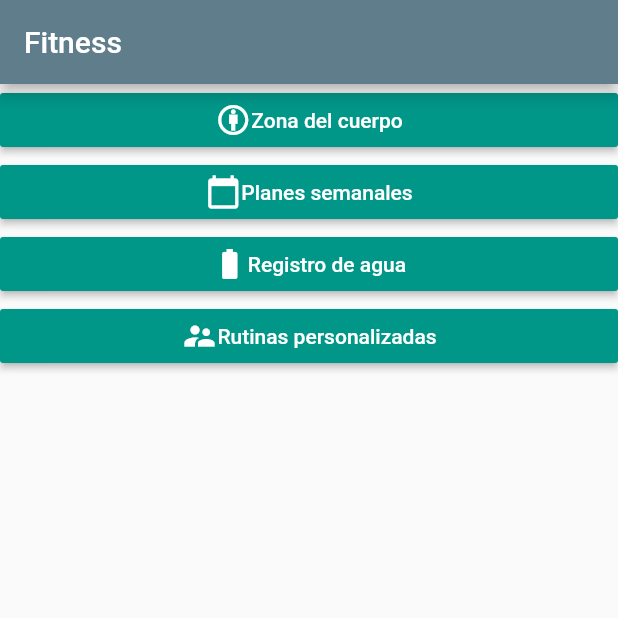
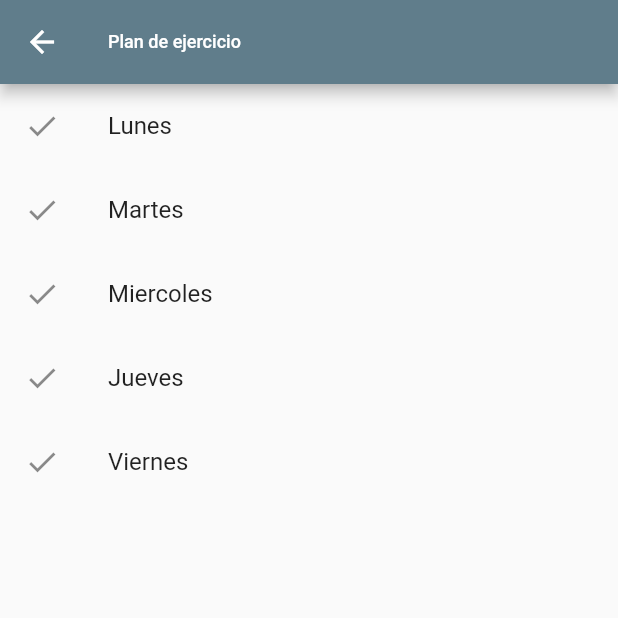
Before and after one commit to AngelesMorales513/fitness, a Flutter app: the screen it shows after launch, after a tap on "Planes semanales", on a phone screen of 412 x 824 dp, the top half of it. Run offline on Flutter 3.47's test engine with Material 2 defaults, Android fonts, the phone set to English and light mode, and no system bars.

Commit message:
quinto commit
terminacion del segundo requerimiento

```diff
--- a/lib/screens/home_screen.dart
+++ b/lib/screens/home_screen.dart
@@ -1,3 +1,4 @@
+import 'package:fitness/screens/planSemanal_screen.dart';
 import 'package:flutter/cupertino.dart';
 import 'package:flutter/material.dart';
 import 'package:fitness/screens/zona_screen.dart';
@@ -35,7 +36,10 @@ class HomeScreen extends StatelessWidget {
                   ),
                 ),
                 MaterialButton(
-                  onPressed: () {},
+                  onPressed: () {
+                    Navigator.of(context).push(
+                        MaterialPageRoute(builder: (context) => PlanSemanal()));
+                  },
                   color: Colors.teal,
                   minWidth: 200.0,
                   child: Row(
--- /dev/null
+++ b/lib/screens/planSemanal_screen.dart
@@ -0,0 +1,66 @@
+import 'package:fitness/dias/Jueves.dart';
+import 'package:fitness/dias/Lunes.dart';
+import 'package:fitness/dias/Martes.dart';
+import 'package:fitness/dias/Miercoles.dart';
+import 'package:fitness/dias/Viernes.dart';
+import 'package:flutter/material.dart';
+
+class PlanSemanal extends StatelessWidget {
+  Widget build(BuildContext context) {
+    return Scaffold(
+      appBar: AppBar(
+        title: Text("Plan de ejercicio", style: TextStyle(fontSize: 12)),
+      ),
+      body: SingleChildScrollView(
+        child: Stack(
+          children: [
+            Column(
+              children: [
+                ListTile(
+                  leading: Icon(Icons.check),
+                  title: Text("Lunes"),
+                  onTap: () {
+                    Navigator.of(context)
+                        .push(MaterialPageRoute(builder: (context) => Lunes()));
+                  },
+                ),
+                ListTile(
+                  leading: Icon(Icons.check),
+                  title: Text("Martes"),
+                  onTap: () {
+                    Navigator.of(context).push(
+                        MaterialPageRoute(builder: (context) => Martes()));
+                  },
+                ),
+                ListTile(
+                  leading: Icon(Icons.check),
+                  title: Text("Miercoles"),
+                  onTap: () {
+                    Navigator.of(context).push(
+                        MaterialPageRoute(builder: (context) => Miercoles()));
+                  },
+                ),
+                ListTile(
+                  leading: Icon(Icons.check),
+                  title: Text("Jueves"),
+                  onTap: () {
+                    Navigator.of(context).push(
+                        MaterialPageRoute(builder: (context) => Jueves()));
+                  },
+                ),
+                ListTile(
+                  leading: Icon(Icons.check),
+                  title: Text("Viernes"),
+                  onTap: () {
+                    Navigator.of(context).push(
+                        MaterialPageRoute(builder: (context) => Viernes()));
+                  },
+                )
+              ],
+            )
+          ],
+        ),
+      ),
+    );
+  }
+}
```
Also changed, not shown: lib/dias/Jueves.dart (added, +32 -0 lines), lib/dias/Lunes.dart (added, +40 -0 lines), lib/dias/Martes.dart (added, +32 -0 lines), lib/dias/Miercoles.dart (added, +32 -0 lines), lib/dias/Viernes.dart (added, +32 -0 lines).
